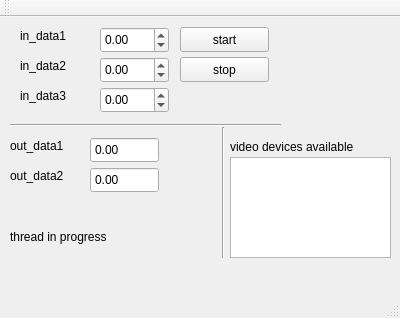
This is mainwindow.ui in NicoFarmer/test_import as Qt 5 draws it before an edit. The edited form follows.
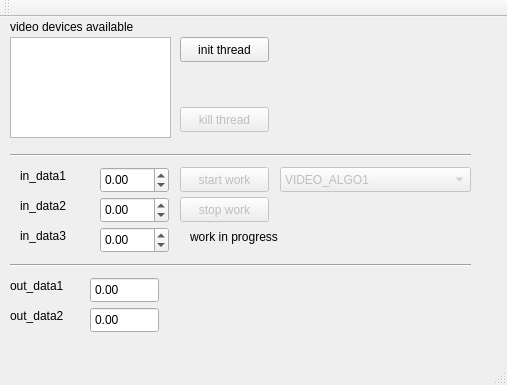
This is the edited form. Custom widgets are drawn as their Qt base class.

Patch:
```diff
--- a/mainwindow.ui
+++ b/mainwindow.ui
@@ -6,45 +6,51 @@
    <rect>
     <x>0</x>
     <y>0</y>
-    <width>400</width>
-    <height>318</height>
+    <width>507</width>
+    <height>385</height>
    </rect>
   </property>
   <property name="windowTitle">
    <string>MainWindow</string>
   </property>
   <widget class="QWidget" name="centralWidget">
-   <widget class="QPushButton" name="start">
+   <widget class="QPushButton" name="start_work">
+    <property name="enabled">
+     <bool>false</bool>
+    </property>
     <property name="geometry">
      <rect>
       <x>180</x>
-      <y>10</y>
+      <y>150</y>
       <width>89</width>
       <height>25</height>
      </rect>
     </property>
     <property name="text">
-     <string>start</string>
+     <string>start work</string>
     </property>
    </widget>
-   <widget class="QPushButton" name="stop">
+   <widget class="QPushButton" name="stop_work">
+    <property name="enabled">
+     <bool>false</bool>
+    </property>
     <property name="geometry">
      <rect>
       <x>180</x>
-      <y>40</y>
+      <y>180</y>
       <width>89</width>
       <height>25</height>
      </rect>
     </property>
     <property name="text">
-     <string>stop</string>
+     <string>stop work</string>
     </property>
    </widget>
    <widget class="QDoubleSpinBox" name="in_data1">
     <property name="geometry">
      <rect>
       <x>100</x>
-      <y>10</y>
+      <y>150</y>
       <width>69</width>
       <height>26</height>
      </rect>
@@ -60,7 +66,7 @@
     <property name="geometry">
      <rect>
       <x>20</x>
-      <y>10</y>
+      <y>150</y>
       <width>67</width>
       <height>17</height>
      </rect>
@@ -73,7 +79,7 @@
     <property name="geometry">
      <rect>
       <x>100</x>
-      <y>40</y>
+      <y>180</y>
       <width>69</width>
       <height>26</height>
      </rect>
@@ -89,7 +95,7 @@
     <property name="geometry">
      <rect>
       <x>20</x>
-      <y>40</y>
+      <y>180</y>
       <width>67</width>
       <height>17</height>
      </rect>
@@ -102,7 +108,7 @@
     <property name="geometry">
      <rect>
       <x>100</x>
-      <y>70</y>
+      <y>210</y>
       <width>69</width>
       <height>26</height>
      </rect>
@@ -118,7 +124,7 @@
     <property name="geometry">
      <rect>
       <x>20</x>
-      <y>70</y>
+      <y>210</y>
       <width>67</width>
       <height>17</height>
      </rect>
@@ -130,7 +136,7 @@
    <widget class="QLed" name="thread_status">
     <property name="geometry">
      <rect>
-      <x>140</x>
+      <x>320</x>
       <y>210</y>
       <width>31</width>
       <height>31</height>
@@ -159,8 +165,8 @@
     <property name="geometry">
      <rect>
       <x>10</x>
-      <y>100</y>
-      <width>271</width>
+      <y>240</y>
+      <width>461</width>
       <height>16</height>
      </rect>
     </property>
@@ -172,7 +178,7 @@
     <property name="geometry">
      <rect>
       <x>10</x>
-      <y>150</y>
+      <y>290</y>
       <width>71</width>
       <height>17</height>
      </rect>
@@ -185,7 +191,7 @@
     <property name="geometry">
      <rect>
       <x>90</x>
-      <y>120</y>
+      <y>260</y>
       <width>69</width>
       <height>26</height>
      </rect>
@@ -207,7 +213,7 @@
     <property name="geometry">
      <rect>
       <x>10</x>
-      <y>120</y>
+      <y>260</y>
       <width>71</width>
       <height>17</height>
      </rect>
@@ -220,7 +226,7 @@
     <property name="geometry">
      <rect>
       <x>90</x>
-      <y>150</y>
+      <y>290</y>
       <width>69</width>
       <height>26</height>
      </rect>
@@ -241,34 +247,21 @@
    <widget class="QLabel" name="label_7">
     <property name="geometry">
      <rect>
-      <x>10</x>
+      <x>190</x>
       <y>210</y>
       <width>131</width>
       <height>20</height>
      </rect>
     </property>
     <property name="text">
-     <string>thread in progress</string>
-    </property>
-   </widget>
-   <widget class="Line" name="line_2">
-    <property name="geometry">
-     <rect>
-      <x>213</x>
-      <y>110</y>
-      <width>20</width>
-      <height>131</height>
-     </rect>
-    </property>
-    <property name="orientation">
-     <enum>Qt::Vertical</enum>
+     <string>work in progress</string>
     </property>
    </widget>
    <widget class="QLabel" name="label_8">
     <property name="geometry">
      <rect>
-      <x>230</x>
-      <y>120</y>
+      <x>10</x>
+      <y>0</y>
       <width>161</width>
       <height>20</height>
      </rect>
@@ -280,13 +273,92 @@
    <widget class="QListWidget" name="video_devices_list">
     <property name="geometry">
      <rect>
-      <x>230</x>
-      <y>140</y>
+      <x>10</x>
+      <y>20</y>
       <width>161</width>
       <height>101</height>
      </rect>
     </property>
    </widget>
+   <widget class="QPushButton" name="kill_thread">
+    <property name="enabled">
+     <bool>false</bool>
+    </property>
+    <property name="geometry">
+     <rect>
+      <x>180</x>
+      <y>90</y>
+      <width>89</width>
+      <height>25</height>
+     </rect>
+    </property>
+    <property name="toolTip">
+     <string>&lt;html&gt;&lt;head/&gt;&lt;body&gt;&lt;p&gt;Termine puis tue le thread&lt;/p&gt;&lt;/body&gt;&lt;/html&gt;</string>
+    </property>
+    <property name="text">
+     <string>kill thread</string>
+    </property>
+   </widget>
+   <widget class="QPushButton" name="init_thread">
+    <property name="geometry">
+     <rect>
+      <x>180</x>
+      <y>20</y>
+      <width>89</width>
+      <height>25</height>
+     </rect>
+    </property>
+    <property name="toolTip">
+     <string>&lt;html&gt;&lt;head/&gt;&lt;body&gt;&lt;p&gt;Initialise le thread avec la source vidéo sélectionnée&lt;/p&gt;&lt;/body&gt;&lt;/html&gt;</string>
+    </property>
+    <property name="text">
+     <string>init thread</string>
+    </property>
+   </widget>
+   <widget class="QComboBox" name="list_algo">
+    <property name="enabled">
+     <bool>false</bool>
+    </property>
+    <property name="geometry">
+     <rect>
+      <x>280</x>
+      <y>150</y>
+      <width>191</width>
+      <height>25</height>
+     </rect>
+    </property>
+    <property name="toolTip">
+     <string>&lt;html&gt;&lt;head/&gt;&lt;body&gt;&lt;p&gt;Choix de l'algo vidéo à exécuter&lt;/p&gt;&lt;/body&gt;&lt;/html&gt;</string>
+    </property>
+    <item>
+     <property name="text">
+      <string>VIDEO_ALGO1</string>
+     </property>
+    </item>
+    <item>
+     <property name="text">
+      <string>VIDEO_ALGO2</string>
+     </property>
+    </item>
+    <item>
+     <property name="text">
+      <string>VIDEO_ALGO_DUMMY</string>
+     </property>
+    </item>
+   </widget>
+   <widget class="Line" name="line_3">
+    <property name="geometry">
+     <rect>
+      <x>10</x>
+      <y>130</y>
+      <width>461</width>
+      <height>16</height>
+     </rect>
+    </property>
+    <property name="orientation">
+     <enum>Qt::Horizontal</enum>
+    </property>
+   </widget>
   </widget>
   <widget class="QMenuBar" name="menuBar">
    <property name="geometry">
```
Left out of the diff: 10 changed lines with no effect on the pictures.
